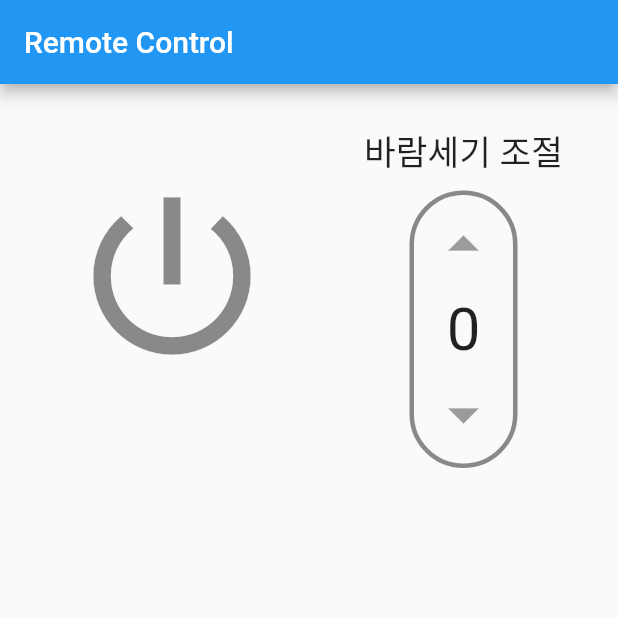
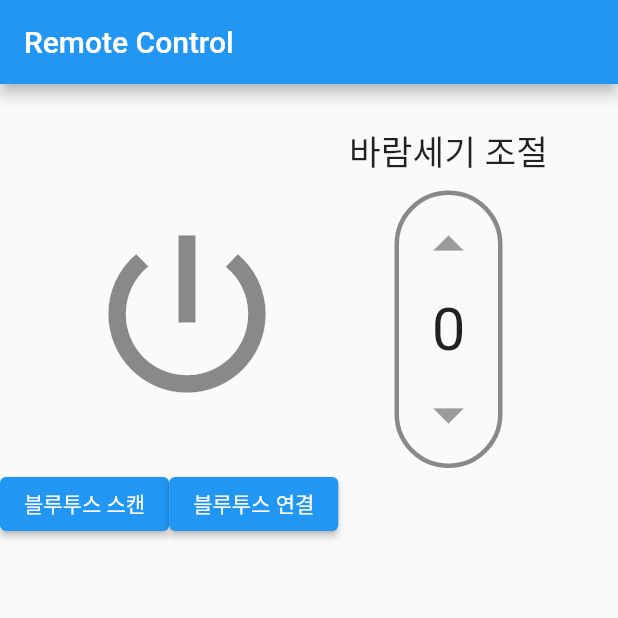
Before and after one commit to kjdbtech/Flutter_Safer, a Flutter app: the RemoteControlScreen screen opened directly, on a phone screen of 412 x 824 dp, the top half of it. Run offline on Flutter 3.47's test engine with Material 2 defaults, Android fonts, the phone set to English and light mode, and no system bars; our stand-ins replace flutter_blue, flutter_speed_dial, fluttertoast, geolocator, location; missing offline and left inert: sms_advanced, sms_mms.

```diff
--- a/lib/screen/Remote.dart
+++ b/lib/screen/Remote.dart
@@ -116,17 +116,28 @@ class _RemoteControlScreenState extends State<RemoteControlScreen> with SingleTi
         title: Text('Remote Control'),
       ),
       body: Center(
-        child: Row(
-          mainAxisSize: MainAxisSize.min,
-          crossAxisAlignment: CrossAxisAlignment.start,
+        child: Column(
+          mainAxisSize: MainAxisSize.max,
+          children: [
+            Row(
+              mainAxisAlignment: MainAxisAlignment.center,
+              children: [
+                Column(
                   children: [
                     Container(
-              margin: EdgeInsets.only(top: 50,right: 50),
-              child: IconButton(onPressed: _togglePower, icon: Icon(Icons.power_settings_new, color: Power? Colors.blue : Colors.black45,), iconSize: 140,),
+                      margin: EdgeInsets.only(top:50,right: 30),
+                      child: IconButton (
+                        onPressed: _togglePower,
+                        icon: Icon(
+                          Icons.power_settings_new,
+                          color: Power? Colors.blue : Colors.black45,
                         ),
-            SizedBox(height: 20),
+                        iconSize: 140,
+                      ),
+                    )
+                  ],
+                ),
                 Column(
-              mainAxisAlignment: MainAxisAlignment.start,
                   children: [
                     Text(
                       '\n바람세기 조절',
@@ -161,6 +172,16 @@ class _RemoteControlScreenState extends State<RemoteControlScreen> with SingleTi
                 ),
               ],
             ),
+            Container(
+              child: Row(
+                children: [
+                  ElevatedButton(onPressed: _scanDevices, child: Text('블루투스 스캔')),
+                  ElevatedButton(onPressed: _connectToDevice, child: Text('블루투스 연결')),
+                ],
+              ),
+            )
+          ],
+        ),
       ),
     );
   }
```
Also changed, not shown: lib/screen/safer.dart (+65 -31 lines). Lines whose indentation alone changed are shown as unchanged.
